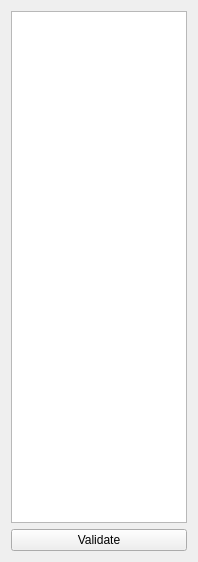
The window that Localizer/chooseelec.ui (CRNL-Eduwell/Localizer) describes before a commit, drawn with Qt 5.
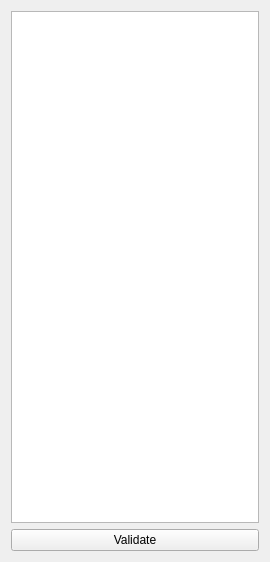
The same window after the commit.

Commit message: Increase choice of elec window to show the whole title

```diff
--- a/Localizer/chooseelec.ui
+++ b/Localizer/chooseelec.ui
@@ -6,10 +6,16 @@
    <rect>
     <x>0</x>
     <y>0</y>
-    <width>198</width>
+    <width>270</width>
     <height>562</height>
    </rect>
   </property>
+  <property name="minimumSize">
+   <size>
+    <width>270</width>
+    <height>562</height>
+   </size>
+  </property>
   <property name="windowTitle">
    <string>Choose Electrode to keep</string>
   </property>
```
Left out of the diff: 2 changed lines with no effect on the pictures.
